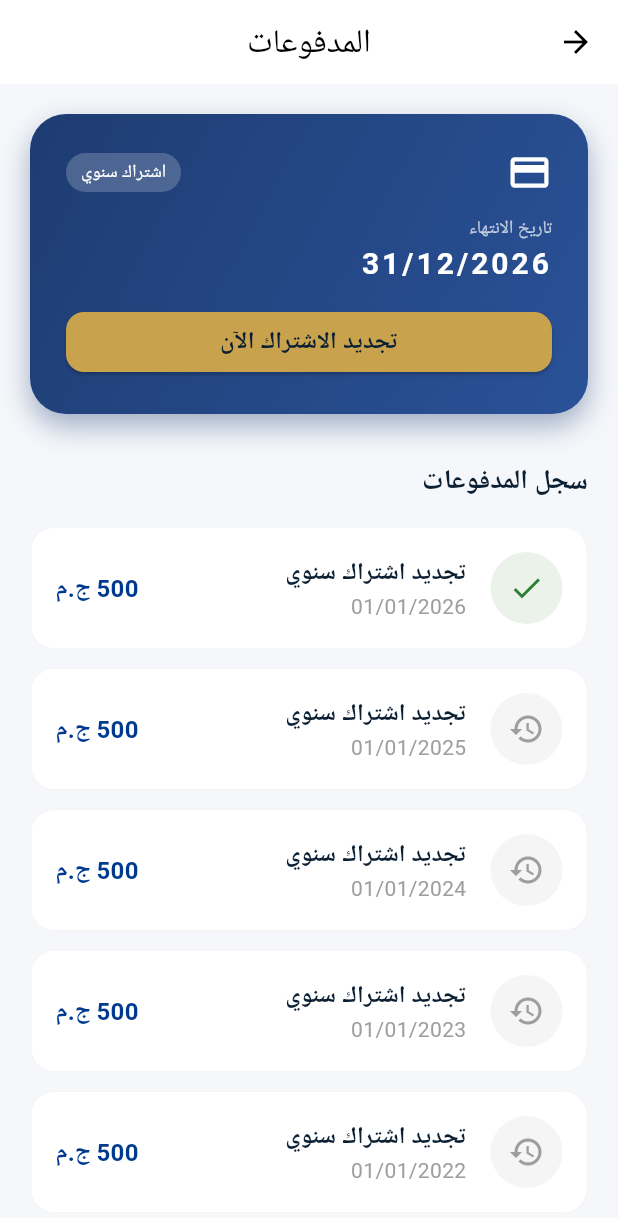
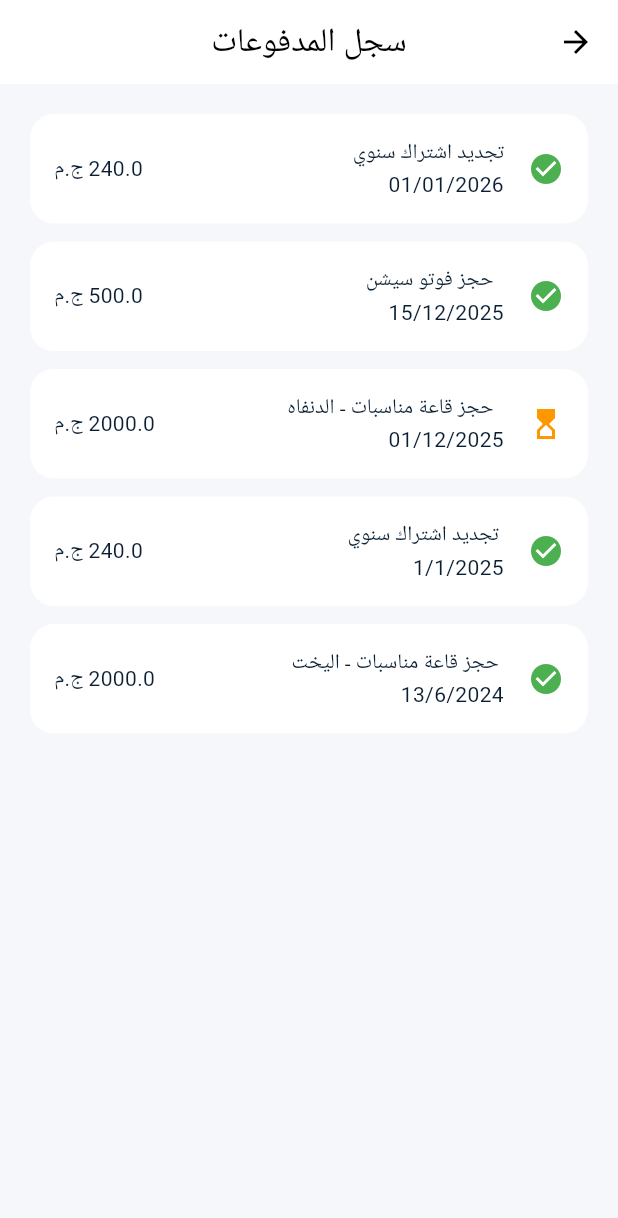
Before and after one commit to suezcanalauthorityclubs-project/scc-club, a Flutter app: the PaymentsScreen screen opened by its route, on a phone screen of 412 x 824 dp. Shown: the top 1218 px of the screen. Run offline on Flutter 3.47's test engine with Material 3 defaults, Android fonts, the light colour scheme and no system bars; our stand-ins replace cloud_firestore, equatable, firebase_core, flutter_bloc, flutter_screenutil, flutter_secure_storage and 5 more; accounts and stored records are empty; Roboto replaces fonts that are missing (Cairo).

Commit message:
add payment history

```diff
--- a/lib/features/payments/presentation/pages/payments_screen.dart
+++ b/lib/features/payments/presentation/pages/payments_screen.dart
@@ -10,7 +10,7 @@ class PaymentsScreen extends StatelessWidget {
     return Scaffold(
       backgroundColor: AppColors.background,
       appBar: AppBar(
-        title: const Text("المدفوعات"),
+        title: const Text("سجل المدفوعات"),
         elevation: 0,
         backgroundColor: Colors.white,
         foregroundColor: Colors.black,
@@ -20,181 +20,97 @@ class PaymentsScreen extends StatelessWidget {
         child: Column(
           crossAxisAlignment: CrossAxisAlignment.start,
           children: [
-            // Credit Card Style Renewal
-            Container(
-              width: double.infinity,
-              height: 200,
-              padding: const EdgeInsets.all(24),
-              decoration: BoxDecoration(
-                gradient: const LinearGradient(
-                  colors: [Color(0xFF1E3C72), Color(0xFF2A5298)],
-                  begin: Alignment.topLeft,
-                  end: Alignment.bottomRight,
-                ),
-                borderRadius: BorderRadius.circular(24),
-                boxShadow: [
-                  BoxShadow(
-                    color: const Color(0xFF1E3C72).withOpacity(0.4),
-                    blurRadius: 16,
-                    offset: const Offset(0, 8),
-                  ),
-                ],
-              ),
-              child: Column(
-                crossAxisAlignment: CrossAxisAlignment.start,
-                mainAxisAlignment: MainAxisAlignment.spaceBetween,
-                children: [
-                  Row(
-                    mainAxisAlignment: MainAxisAlignment.spaceBetween,
-                    children: [
-                      const Icon(
-                        Icons.credit_card,
-                        color: Colors.white,
-                        size: 30,
-                      ),
-                      Container(
-                        padding: const EdgeInsets.symmetric(
-                          horizontal: 10,
-                          vertical: 4,
-                        ),
-                        decoration: BoxDecoration(
-                          color: Colors.white.withOpacity(0.2),
-                          borderRadius: BorderRadius.circular(20),
-                        ),
-                        child: Text(
-                          "اشتراك سنوي",
-                          style: GoogleFonts.cairo(
-                            color: Colors.white,
-                            fontSize: 12,
-                          ),
-                        ),
-                      ),
-                    ],
-                  ),
-                  Column(
-                    crossAxisAlignment: CrossAxisAlignment.start,
-                    children: [
-                      Text(
-                        "تاريخ الانتهاء",
-                        style: GoogleFonts.cairo(
-                          color: Colors.white70,
-                          fontSize: 12,
-                        ),
-                      ),
-                      Text(
-                        "31/12/2026",
-                        style: GoogleFonts.cairo(
-                          color: Colors.white,
-                          fontSize: 20,
-                          fontWeight: FontWeight.bold,
-                          letterSpacing: 2,
-                        ),
-                      ),
-                    ],
-                  ),
-                  SizedBox(
-                    width: double.infinity,
-                    child: ElevatedButton(
-                      onPressed: () {},
-                      style: ElevatedButton.styleFrom(
-                        backgroundColor: AppColors.accent,
-                        foregroundColor: AppColors.textPrimary,
-                        shape: RoundedRectangleBorder(
-                          borderRadius: BorderRadius.circular(12),
-                        ),
-                        padding: const EdgeInsets.symmetric(
-                          vertical: 0,
-                        ), // Compact
-                      ),
-                      child: Text(
-                        "تجديد الاشتراك الآن",
-                        style: GoogleFonts.cairo(fontWeight: FontWeight.bold),
-                      ),
-                    ),
-                  ),
-                ],
-              ),
-            ),
 
-            const SizedBox(height: 32),
-
-            Text(
-              "سجل المدفوعات",
-              style: GoogleFonts.cairo(
-                fontSize: 18,
-                fontWeight: FontWeight.bold,
-                color: AppColors.textPrimary,
-              ),
-            ),
-            const SizedBox(height: 16),
 
             // List
             ListView.builder(
   shrinkWrap: true,
   physics: const NeverScrollableScrollPhysics(),
-              itemCount: 5,
+  itemCount: payments.length,
   itemBuilder: (context, index) {
+    final payment = payments[index];
+
     return Container(
       margin: const EdgeInsets.only(bottom: 12),
       padding: const EdgeInsets.all(16),
       decoration: BoxDecoration(
         color: Colors.white,
         borderRadius: BorderRadius.circular(16),
-                    border: Border.all(color: Colors.grey.withOpacity(0.1)),
       ),
       child: Row(
         children: [
-                      Container(
-                        padding: const EdgeInsets.all(12),
-                        decoration: BoxDecoration(
-                          color: index == 0
-                              ? AppColors.success.withOpacity(0.1)
-                              : Colors.grey.withOpacity(0.1),
-                          shape: BoxShape.circle,
-                        ),
-                        child: Icon(
-                          index == 0 ? Icons.check : Icons.history,
-                          color: index == 0 ? AppColors.success : Colors.grey,
-                        ),
+          Icon(
+            payment.isPaid ? Icons.check_circle : Icons.hourglass_top,
+            color: payment.isPaid ? Colors.green : Colors.orange,
           ),
           const SizedBox(width: 16),
           Expanded(
             child: Column(
               crossAxisAlignment: CrossAxisAlignment.start,
               children: [
-                            Text(
-                              "تجديد اشتراك سنوي",
-                              style: GoogleFonts.cairo(
-                                fontWeight: FontWeight.bold,
-                                fontSize: 16,
-                              ),
-                            ),
-                            Text(
-                              "01/01/202${6 - index}",
-                              style: GoogleFonts.cairo(
-                                color: Colors.grey,
-                                fontSize: 14,
-                              ),
-                            ),
+                Text(payment.title),
+                Text(payment.date),
               ],
             ),
           ),
-                      Text(
-                        "500 ج.م",
-                        style: GoogleFonts.cairo(
-                          fontWeight: FontWeight.bold,
-                          color: AppColors.primary,
-                          fontSize: 16,
-                        ),
-                      ),
+          Text("${payment.amount} ج.م"),
         ],
       ),
     );
   },
-            ),
+)
           ],
         ),
       ),
     );
   }
 }
+
+
+class PaymentModel {
+  final String title;
+  final String date;
+  final double amount;
+  final bool isPaid;
+
+  PaymentModel({
+    required this.title,
+    required this.date,
+    required this.amount,
+    required this.isPaid,
+  });
+}
+
+final List<PaymentModel> payments = [
+  PaymentModel(
+    title: "تجديد اشتراك سنوي ",
+    date: "01/01/2026",
+    amount: 240,
+    isPaid: true,
+  )
+  , PaymentModel(
+    title: "  حجز فوتو سيشن",
+    date: "15/12/2025",
+    amount: 500,
+    isPaid: true,
+  ),
+
+  PaymentModel(
+    title: "  حجز قاعة مناسبات - الدنفاه",
+    date: "01/12/2025",
+    amount: 2000,
+    isPaid: false,
+  ),
+  PaymentModel(
+    title: " تجديد اشتراك سنوي ",
+    date: "1/1/2025",
+    amount: 240,
+    isPaid: true,
+  ),
+  PaymentModel(
+    title: " حجز قاعة مناسبات - اليخت",
+    date: "13/6/2024",
+    amount: 2000,
+    isPaid: true,
+  ),
+];
```
Lines whose indentation alone changed are shown as unchanged.
